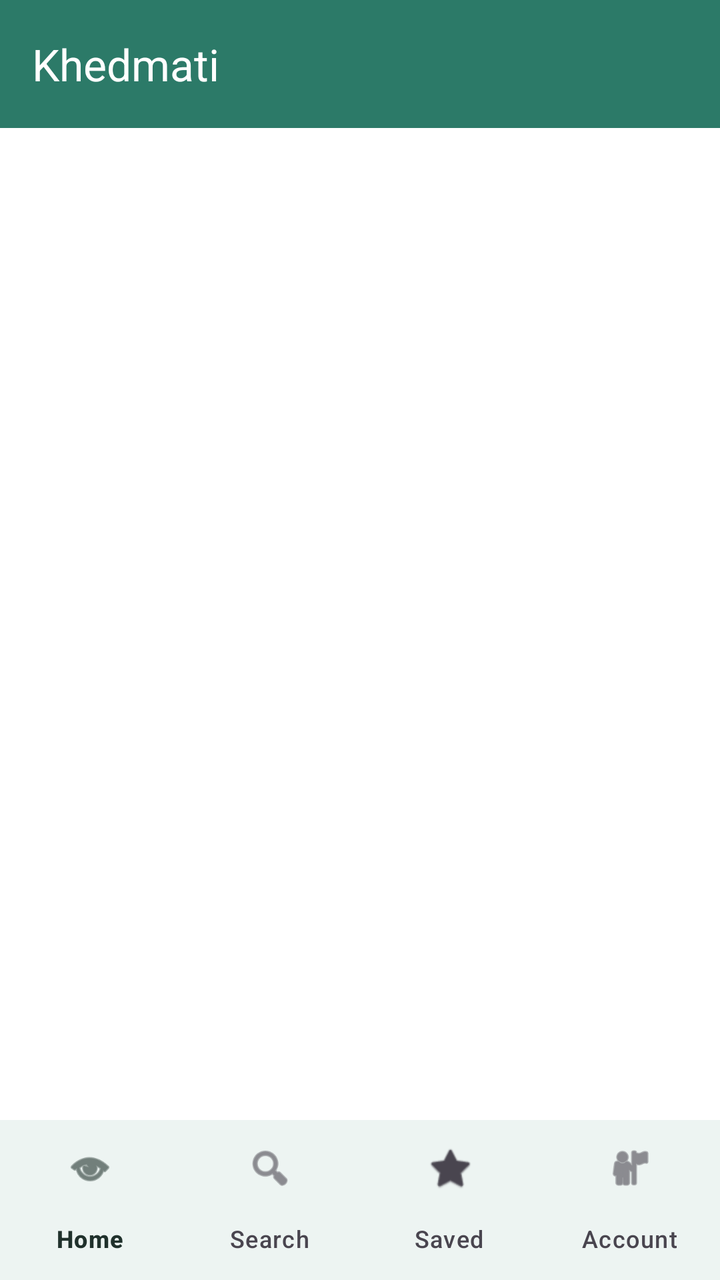
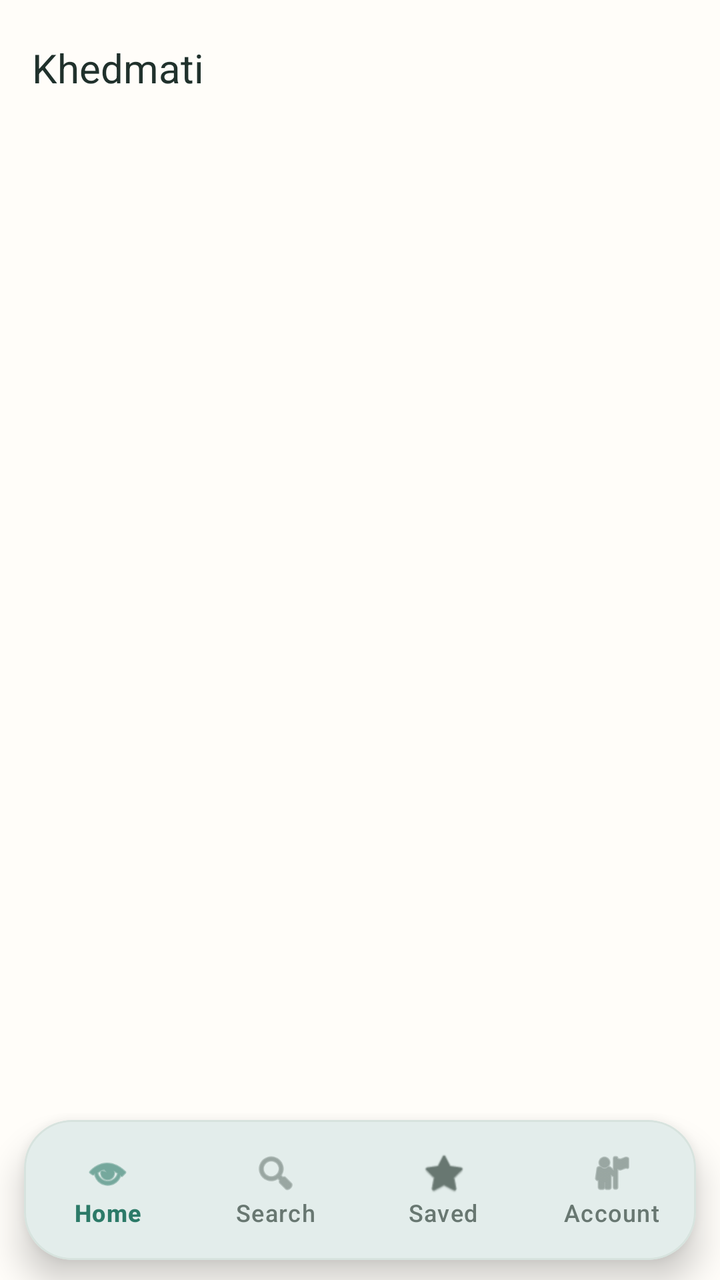

Before-and-after screenshots of an Android layout around one commit, followed by the original layout XML and the change that was made.
<!-- AndroidManifest.xml: application theme Theme.Khedmati -->
<!-- res/layout/activity_main.xml -->
<?xml version="1.0" encoding="utf-8"?>
<LinearLayout xmlns:android="http://schemas.android.com/apk/res/android"
    xmlns:app="http://schemas.android.com/apk/res-auto"
    android:id="@+id/appRoot"
    android:layout_width="match_parent"
    android:layout_height="match_parent"
    android:orientation="vertical"
    android:background="?attr/colorSurface"
    android:layoutDirection="locale"
    android:textDirection="locale">

    <com.google.android.material.appbar.MaterialToolbar
        android:id="@+id/toolbar"
        android:layout_width="match_parent"
        android:layout_height="?attr/actionBarSize"
        android:background="?attr/colorPrimary"
        app:title="@string/app_name"
        app:titleTextColor="?attr/colorOnPrimary" />

    <FrameLayout
        android:id="@+id/contentContainer"
        android:layout_width="match_parent"
        android:layout_height="0dp"
        android:layout_weight="1" />

    <com.google.android.material.bottomnavigation.BottomNavigationView
        android:id="@+id/bottomNavigation"
        android:layout_width="match_parent"
        android:layout_height="wrap_content"
        android:background="?attr/colorSurface"
        app:labelVisibilityMode="labeled"
        app:menu="@menu/bottom_nav_menu" />

</LinearLayout>
<!-- resources referenced by this layout -->
<resources>
  <string name="app_name">Khedmati</string>
  <color name="khedmati_primary">#2C7A68</color>
  <color name="khedmati_on_primary">#FFFFFF</color>
  <color name="khedmati_primary_container">#DDEFE9</color>
  <color name="khedmati_primary_dark">#1F594D</color>
  <color name="khedmati_secondary">#D39A4A</color>
  <color name="khedmati_text_primary">#20312C</color>
  <color name="khedmati_secondary_container">#F9EBCF</color>
  <color name="khedmati_surface">#FFFFFF</color>
  <color name="khedmati_surface_soft">#F1F6F3</color>
  <color name="khedmati_outline">#D7E3DE</color>
  <color name="khedmati_background">#FFFDF9</color>
  <style name="Widget.Khedmati.Button" parent="@android:style/Widget.Material.Button">
          <item name="android:background">@drawable/bg_button_tonal</item>
          <item name="android:backgroundTint">@null</item>
          <item name="android:textColor">@color/khedmati_primary_dark</item>
          <item name="android:textAllCaps">false</item>
          <item name="android:textSize">15sp</item>
          <item name="android:fontFamily">sans-serif-medium</item>
          <item name="android:minHeight">48dp</item>
          <item name="android:minWidth">48dp</item>
          <item name="android:gravity">center</item>
          <item name="android:stateListAnimator">@null</item>
      </style>
  <style name="Widget.Khedmati.EditText" parent="@android:style/Widget.Material.EditText">
          <item name="android:background">@drawable/bg_input</item>
          <item name="android:backgroundTint">@null</item>
          <item name="android:textColor">@color/khedmati_text_primary</item>
          <item name="android:textColorHint">@color/khedmati_text_secondary</item>
          <item name="android:textSize">15sp</item>
          <item name="android:minHeight">54dp</item>
          <item name="android:fontFamily">sans-serif</item>
      </style>
  <!-- drawable bg_button_tonal (drawable) -->
  <?xml version="1.0" encoding="utf-8"?>
  <ripple xmlns:android="http://schemas.android.com/apk/res/android"
      android:color="#222C7A68">
      <item>
          <shape android:shape="rectangle">
              <solid android:color="#EDF6F2" />
              <stroke android:width="1dp" android:color="@color/khedmati_outline" />
              <corners android:radius="14dp" />
              <padding
                  android:left="14dp"
                  android:top="10dp"
                  android:right="14dp"
                  android:bottom="10dp" />
          </shape>
      </item>
  </ripple>
  <!-- drawable bg_input (drawable) -->
  <?xml version="1.0" encoding="utf-8"?>
  <selector xmlns:android="http://schemas.android.com/apk/res/android">
      <item android:state_focused="true">
          <shape android:shape="rectangle">
              <solid android:color="@color/khedmati_surface" />
              <stroke android:width="2dp" android:color="@color/khedmati_primary" />
              <corners android:radius="14dp" />
              <padding
                  android:left="14dp"
                  android:top="12dp"
                  android:right="14dp"
                  android:bottom="12dp" />
          </shape>
      </item>
      <item>
          <shape android:shape="rectangle">
              <solid android:color="@color/khedmati_surface" />
              <stroke android:width="1dp" android:color="@color/khedmati_outline" />
              <corners android:radius="14dp" />
              <padding
                  android:left="14dp"
                  android:top="12dp"
                  android:right="14dp"
                  android:bottom="12dp" />
          </shape>
      </item>
  </selector>
  <color name="khedmati_text_secondary">#687771</color>
</resources>

<!-- the commit's change to res/layout/activity_main.xml (unified diff, before → after) -->
@@ -5,30 +5,67 @@
     android:layout_width="match_parent"
     android:layout_height="match_parent"
     android:orientation="vertical"
-    android:background="?attr/colorSurface"
+    android:background="@color/khedmati_background"
     android:layoutDirection="locale"
     android:textDirection="locale">
 
-    <com.google.android.material.appbar.MaterialToolbar
-        android:id="@+id/toolbar"
+    <com.google.android.material.appbar.AppBarLayout
         android:layout_width="match_parent"
-        android:layout_height="?attr/actionBarSize"
-        android:background="?attr/colorPrimary"
-        app:title="@string/app_name"
-        app:titleTextColor="?attr/colorOnPrimary" />
+        android:layout_height="wrap_content"
+        android:background="@color/khedmati_background"
+        app:elevation="0dp"
+        app:liftOnScroll="false">
+
+        <com.google.android.material.appbar.MaterialToolbar
+            android:id="@+id/toolbar"
+            android:layout_width="match_parent"
+            android:layout_height="68dp"
+            android:background="@color/khedmati_background"
+            android:paddingStart="10dp"
+            android:paddingEnd="10dp"
+            app:navigationIconTint="@color/khedmati_text_primary"
+            app:title="@string/app_name"
+            app:titleTextAppearance="@style/TextAppearance.Khedmati.Toolbar"
+            app:titleTextColor="@color/khedmati_text_primary" />
+
+    </com.google.android.material.appbar.AppBarLayout>
 
     <FrameLayout
         android:id="@+id/contentContainer"
         android:layout_width="match_parent"
         android:layout_height="0dp"
-        android:layout_weight="1" />
+        android:layout_weight="1"
+        android:background="@color/khedmati_background"
+        android:clipToPadding="false" />
 
-    <com.google.android.material.bottomnavigation.BottomNavigationView
-        android:id="@+id/bottomNavigation"
+    <com.google.android.material.card.MaterialCardView
         android:layout_width="match_parent"
         android:layout_height="wrap_content"
-        android:background="?attr/colorSurface"
-        app:labelVisibilityMode="labeled"
-        app:menu="@menu/bottom_nav_menu" />
+        android:layout_marginStart="12dp"
+        android:layout_marginTop="4dp"
+        android:layout_marginEnd="12dp"
+        android:layout_marginBottom="10dp"
+        app:cardBackgroundColor="@color/khedmati_surface"
+        app:cardCornerRadius="24dp"
+        app:cardElevation="10dp"
+        app:strokeColor="@color/khedmati_outline"
+        app:strokeWidth="1dp">
+
+        <com.google.android.material.bottomnavigation.BottomNavigationView
+            android:id="@+id/bottomNavigation"
+            android:layout_width="match_parent"
+            android:layout_height="70dp"
+            android:background="@android:color/transparent"
+            android:paddingTop="3dp"
+            android:paddingBottom="3dp"
+            app:itemHorizontalTranslationEnabled="false"
+            app:itemIconSize="23dp"
+            app:itemIconTint="@color/bottom_nav_item_color"
+            app:itemRippleColor="@color/khedmati_primary_container"
+            app:itemTextColor="@color/bottom_nav_item_color"
+            app:labelVisibilityMode="labeled"
+            app:menu="@menu/bottom_nav_menu" />
+
+    </com.google.android.material.card.MaterialCardView>
 
 </LinearLayout>
<!-- resource entries referenced after the edit -->
@@ -1,17 +1,22 @@
 <!-- resources referenced by this layout -->
 <resources>
+  <color name="khedmati_background">#FFFDF9</color>
+  <color name="khedmati_outline">#D7E3DE</color>
+  <color name="khedmati_primary_container">#DDEFE9</color>
+  <color name="khedmati_surface">#FFFFFF</color>
+  <color name="khedmati_text_primary">#20312C</color>
   <string name="app_name">Khedmati</string>
+  <style name="TextAppearance.Khedmati.Toolbar" parent="TextAppearance.Material3.TitleLarge">
+          <item name="android:textColor">@color/khedmati_text_primary</item>
+          <item name="android:textSize">20sp</item>
+          <item name="android:fontFamily">sans-serif-medium</item>
+      </style>
   <color name="khedmati_primary">#2C7A68</color>
   <color name="khedmati_on_primary">#FFFFFF</color>
-  <color name="khedmati_primary_container">#DDEFE9</color>
   <color name="khedmati_primary_dark">#1F594D</color>
   <color name="khedmati_secondary">#D39A4A</color>
-  <color name="khedmati_text_primary">#20312C</color>
   <color name="khedmati_secondary_container">#F9EBCF</color>
-  <color name="khedmati_surface">#FFFFFF</color>
   <color name="khedmati_surface_soft">#F1F6F3</color>
-  <color name="khedmati_outline">#D7E3DE</color>
-  <color name="khedmati_background">#FFFDF9</color>
   <style name="Widget.Khedmati.Button" parent="@android:style/Widget.Material.Button">
           <item name="android:background">@drawable/bg_button_tonal</item>
           <item name="android:backgroundTint">@null</item>
